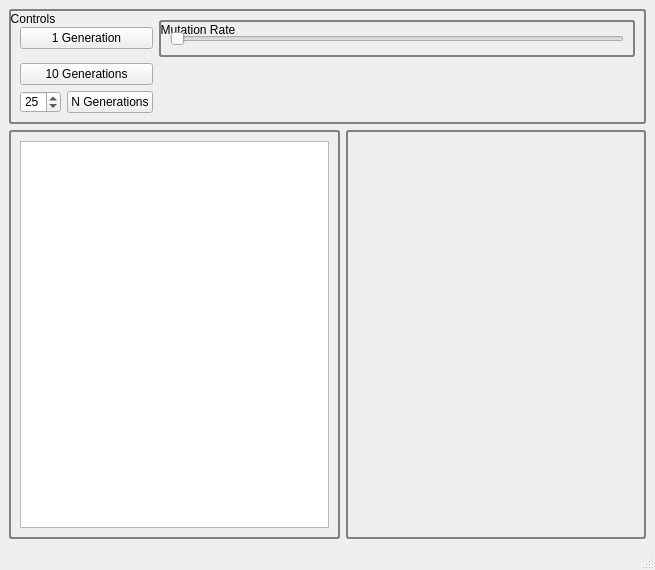
ArtificialEvolvingWorld/neural-net-tests, file pygui/main_window.ui: the form before one commit.
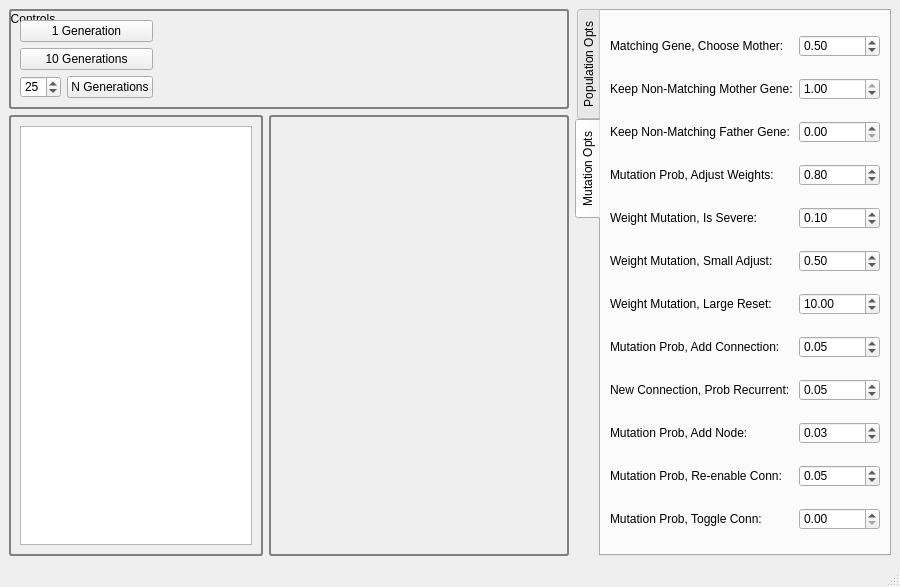
The form after the commit. The open tabs and pages were chosen to show the change. Custom widgets are drawn as their Qt base class.

Commit message: Added gui options to change the probabilities.

Patch:
```diff
--- a/pygui/main_window.ui
+++ b/pygui/main_window.ui
@@ -6,8 +6,8 @@
    <rect>
     <x>0</x>
     <y>0</y>
-    <width>655</width>
-    <height>570</height>
+    <width>900</width>
+    <height>587</height>
    </rect>
   </property>
   <property name="windowTitle">
@@ -25,8 +25,8 @@
 }</string>
   </property>
   <widget class="QWidget" name="centralwidget">
-   <layout class="QGridLayout" name="gridLayout">
-    <item row="0" column="0" colspan="3">
+   <layout class="QGridLayout" name="gridLayout_6">
+    <item row="0" column="0" colspan="2">
      <widget class="QGroupBox" name="groupBox">
       <property name="title">
        <string>Controls</string>
@@ -37,23 +37,7 @@
       <property name="checkable">
        <bool>false</bool>
       </property>
-      <layout class="QGridLayout" name="gridLayout_3">
-       <item row="0" column="2">
-        <widget class="QGroupBox" name="groupBox_4">
-         <property name="title">
-          <string>Mutation Rate</string>
-         </property>
-         <layout class="QGridLayout" name="gridLayout_2">
-          <item row="0" column="0">
-           <widget class="QSlider" name="mutation_rate">
-            <property name="orientation">
-             <enum>Qt::Horizontal</enum>
-            </property>
-           </widget>
-          </item>
-         </layout>
-        </widget>
-       </item>
+      <layout class="QGridLayout" name="gridLayout_2">
        <item row="0" column="0" colspan="2">
         <widget class="QPushButton" name="advance_one_gen">
          <property name="text">
@@ -61,12 +45,18 @@
          </property>
         </widget>
        </item>
-       <item row="2" column="1">
-        <widget class="QPushButton" name="advance_n_gen">
-         <property name="text">
-          <string>N Generations</string>
+       <item row="0" column="2" rowspan="3">
+        <spacer name="horizontalSpacer">
+         <property name="orientation">
+          <enum>Qt::Horizontal</enum>
          </property>
-        </widget>
+         <property name="sizeHint" stdset="0">
+          <size>
+           <width>235</width>
+           <height>78</height>
+          </size>
+         </property>
+        </spacer>
        </item>
        <item row="1" column="0" colspan="2">
         <widget class="QPushButton" name="advance_ten_gen">
@@ -82,9 +72,457 @@
          </property>
         </widget>
        </item>
+       <item row="2" column="1">
+        <widget class="QPushButton" name="advance_n_gen">
+         <property name="text">
+          <string>N Generations</string>
+         </property>
+        </widget>
+       </item>
       </layout>
      </widget>
     </item>
+    <item row="0" column="2" rowspan="2">
+     <widget class="CollapsibleTabWidget" name="coltabwidget">
+      <property name="tabPosition">
+       <enum>QTabWidget::West</enum>
+      </property>
+      <property name="currentIndex">
+       <number>0</number>
+      </property>
+      <property name="collapsed" stdset="0">
+       <bool>true</bool>
+      </property>
+      <widget class="QWidget" name="page">
+       <attribute name="title">
+        <string>Population Opts</string>
+       </attribute>
+       <layout class="QGridLayout" name="gridLayout">
+        <item row="0" column="0">
+         <widget class="QLabel" name="label">
+          <property name="text">
+           <string>Population Size:</string>
+          </property>
+         </widget>
+        </item>
+        <item row="1" column="0">
+         <widget class="QLabel" name="label_2">
+          <property name="text">
+           <string>Min Size for Champion:</string>
+          </property>
+         </widget>
+        </item>
+        <item row="2" column="0">
+         <widget class="QLabel" name="label_3">
+          <property name="text">
+           <string>Culling Ratio:</string>
+          </property>
+         </widget>
+        </item>
+        <item row="3" column="0">
+         <widget class="QLabel" name="label_4">
+          <property name="text">
+           <string>Stale Species Num Gen:</string>
+          </property>
+         </widget>
+        </item>
+        <item row="4" column="0">
+         <widget class="QLabel" name="label_5">
+          <property name="text">
+           <string>Stale Species Penalty:</string>
+          </property>
+         </widget>
+        </item>
+        <item row="5" column="0" colspan="3">
+         <widget class="QCheckBox" name="keep_empty_species">
+          <property name="text">
+           <string>Keep Empty Species</string>
+          </property>
+         </widget>
+        </item>
+        <item row="6" column="0" colspan="3">
+         <widget class="QCheckBox" name="species_representative_from_previous_gen">
+          <property name="text">
+           <string>Species Rep from Previous Gen</string>
+          </property>
+          <property name="checked">
+           <bool>true</bool>
+          </property>
+         </widget>
+        </item>
+        <item row="7" column="0">
+         <widget class="QLabel" name="label_6">
+          <property name="text">
+           <string>Genetic Distance, Structural:</string>
+          </property>
+         </widget>
+        </item>
+        <item row="8" column="0">
+         <widget class="QLabel" name="label_8">
+          <property name="text">
+           <string>Genetic Distance, Weights:</string>
+          </property>
+         </widget>
+        </item>
+        <item row="8" column="2">
+         <widget class="QDoubleSpinBox" name="genetic_distance_weights">
+          <property name="maximum">
+           <double>1.000000000000000</double>
+          </property>
+          <property name="singleStep">
+           <double>0.010000000000000</double>
+          </property>
+          <property name="value">
+           <double>0.010000000000000</double>
+          </property>
+         </widget>
+        </item>
+        <item row="9" column="0" colspan="2">
+         <widget class="QLabel" name="label_7">
+          <property name="text">
+           <string>Genetic Distance, Species Threshold:</string>
+          </property>
+         </widget>
+        </item>
+        <item row="9" column="2">
+         <widget class="QDoubleSpinBox" name="genetic_distance_species_threshold">
+          <property name="maximum">
+           <double>1.000000000000000</double>
+          </property>
+          <property name="singleStep">
+           <double>0.010000000000000</double>
+          </property>
+          <property name="value">
+           <double>0.010000000000000</double>
+          </property>
+         </widget>
+        </item>
+        <item row="7" column="2">
+         <widget class="QDoubleSpinBox" name="genetic_distance_structural">
+          <property name="maximum">
+           <double>1.000000000000000</double>
+          </property>
+          <property name="singleStep">
+           <double>0.010000000000000</double>
+          </property>
+          <property name="value">
+           <double>0.010000000000000</double>
+          </property>
+         </widget>
+        </item>
+        <item row="4" column="2">
+         <widget class="QDoubleSpinBox" name="stale_species_penalty">
+          <property name="maximum">
+           <double>1.000000000000000</double>
+          </property>
+          <property name="singleStep">
+           <double>0.010000000000000</double>
+          </property>
+          <property name="value">
+           <double>0.010000000000000</double>
+          </property>
+         </widget>
+        </item>
+        <item row="3" column="2">
+         <widget class="QSpinBox" name="stale_species_num_generations">
+          <property name="minimum">
+           <number>1</number>
+          </property>
+          <property name="maximum">
+           <number>100</number>
+          </property>
+          <property name="value">
+           <number>5</number>
+          </property>
+         </widget>
+        </item>
+        <item row="2" column="2">
+         <widget class="QDoubleSpinBox" name="culling_ratio">
+          <property name="maximum">
+           <double>1.000000000000000</double>
+          </property>
+          <property name="singleStep">
+           <double>0.010000000000000</double>
+          </property>
+          <property name="value">
+           <double>0.500000000000000</double>
+          </property>
+         </widget>
+        </item>
+        <item row="1" column="2">
+         <widget class="QSpinBox" name="min_size_for_champion">
+          <property name="minimum">
+           <number>1</number>
+          </property>
+          <property name="maximum">
+           <number>100</number>
+          </property>
+          <property name="value">
+           <number>5</number>
+          </property>
+         </widget>
+        </item>
+        <item row="0" column="2">
+         <widget class="QSpinBox" name="population_size">
+          <property name="maximum">
+           <number>99999</number>
+          </property>
+          <property name="value">
+           <number>100</number>
+          </property>
+         </widget>
+        </item>
+       </layout>
+      </widget>
+      <widget class="QWidget" name="tab">
+       <attribute name="title">
+        <string>Mutation Opts</string>
+       </attribute>
+       <layout class="QGridLayout" name="gridLayout_5">
+        <item row="0" column="0" colspan="2">
+         <widget class="QLabel" name="label_9">
+          <property name="text">
+           <string>Matching Gene, Choose Mother: </string>
+          </property>
+         </widget>
+        </item>
+        <item row="0" column="2">
+         <widget class="QDoubleSpinBox" name="matching_gene_choose_mother">
+          <property name="maximum">
+           <double>1.000000000000000</double>
+          </property>
+          <property name="singleStep">
+           <double>0.010000000000000</double>
+          </property>
+          <property name="value">
+           <double>0.500000000000000</double>
+          </property>
+         </widget>
+        </item>
+        <item row="1" column="0" colspan="2">
+         <widget class="QLabel" name="label_10">
+          <property name="text">
+           <string>Keep Non-Matching Mother Gene:</string>
+          </property>
+         </widget>
+        </item>
+        <item row="1" column="2">
+         <widget class="QDoubleSpinBox" name="keep_non_matching_mother_gene">
+          <property name="maximum">
+           <double>1.000000000000000</double>
+          </property>
+          <property name="singleStep">
+           <double>0.010000000000000</double>
+          </property>
+          <property name="value">
+           <double>1.000000000000000</double>
+          </property>
+         </widget>
+        </item>
+        <item row="2" column="0" colspan="2">
+         <widget class="QLabel" name="label_11">
+          <property name="text">
+           <string>Keep Non-Matching Father Gene:</string>
+          </property>
+         </widget>
+        </item>
+        <item row="2" column="2">
+         <widget class="QDoubleSpinBox" name="keep_non_matching_father_gene">
+          <property name="maximum">
+           <double>1.000000000000000</double>
+          </property>
+          <property name="singleStep">
+           <double>0.010000000000000</double>
+          </property>
+          <property name="value">
+           <double>0.000000000000000</double>
+          </property>
+         </widget>
+        </item>
+        <item row="3" column="0" colspan="2">
+         <widget class="QLabel" name="label_12">
+          <property name="text">
+           <string>Mutation Prob, Adjust Weights:</string>
+          </property>
+         </widget>
+        </item>
+        <item row="3" column="2">
+         <widget class="QDoubleSpinBox" name="mutation_prob_adjust_weights">
+          <property name="maximum">
+           <double>1.000000000000000</double>
+          </property>
+          <property name="singleStep">
+           <double>0.010000000000000</double>
+          </property>
+          <property name="value">
+           <double>0.800000000000000</double>
+          </property>
+         </widget>
+        </item>
+        <item row="4" column="0" colspan="2">
+         <widget class="QLabel" name="label_13">
+          <property name="text">
+           <string>Weight Mutation, Is Severe:</string>
+          </property>
+         </widget>
+        </item>
+        <item row="4" column="2">
+         <widget class="QDoubleSpinBox" name="weight_mutation_is_severe">
+          <property name="maximum">
+           <double>1.000000000000000</double>
+          </property>
+          <property name="singleStep">
+           <double>0.010000000000000</double>
+          </property>
+          <property name="value">
+           <double>0.100000000000000</double>
+          </property>
+         </widget>
+        </item>
+        <item row="5" column="0" colspan="2">
+         <widget class="QLabel" name="label_14">
+          <property name="text">
+           <string>Weight Mutation, Small Adjust:</string>
+          </property>
+         </widget>
+        </item>
+        <item row="5" column="2">
+         <widget class="QDoubleSpinBox" name="weight_mutation_small_adjust">
+          <property name="maximum">
+           <double>10.000000000000000</double>
+          </property>
+          <property name="singleStep">
+           <double>0.010000000000000</double>
+          </property>
+          <property name="value">
+           <double>0.500000000000000</double>
+          </property>
+         </widget>
+        </item>
+        <item row="7" column="0" colspan="2">
+         <widget class="QLabel" name="label_16">
+          <property name="text">
+           <string>Mutation Prob, Add Connection:</string>
+          </property>
+         </widget>
+        </item>
+        <item row="7" column="2">
+         <widget class="QDoubleSpinBox" name="mutation_prob_add_connection">
+          <property name="maximum">
+           <double>1.000000000000000</double>
+          </property>
+          <property name="singleStep">
+           <double>0.010000000000000</double>
+          </property>
+          <property name="value">
+           <double>0.050000000000000</double>
+          </property>
+         </widget>
+        </item>
+        <item row="8" column="0" colspan="2">
+         <widget class="QLabel" name="label_17">
+          <property name="text">
+           <string>New Connection, Prob Recurrent:</string>
+          </property>
+         </widget>
+        </item>
+        <item row="8" column="2">
+         <widget class="QDoubleSpinBox" name="new_connection_is_recurrent">
+          <property name="maximum">
+           <double>1.000000000000000</double>
+          </property>
+          <property name="singleStep">
+           <double>0.010000000000000</double>
+          </property>
+          <property name="value">
+           <double>0.050000000000000</double>
+          </property>
+         </widget>
+        </item>
+        <item row="9" column="0" colspan="2">
+         <widget class="QLabel" name="label_18">
+          <property name="text">
+           <string>Mutation Prob, Add Node:</string>
+          </property>
+         </widget>
+        </item>
+        <item row="9" column="2">
+         <widget class="QDoubleSpinBox" name="mutation_prob_add_node">
+          <property name="maximum">
+           <double>1.000000000000000</double>
+          </property>
+          <property name="singleStep">
+           <double>0.010000000000000</double>
+          </property>
+          <property name="value">
+           <double>0.030000000000000</double>
+          </property>
+         </widget>
+        </item>
+        <item row="10" column="0" colspan="2">
+         <widget class="QLabel" name="label_19">
+          <property name="text">
+           <string>Mutation Prob, Re-enable Conn:</string>
+          </property>
+         </widget>
+        </item>
+        <item row="10" column="2">
+         <widget class="QDoubleSpinBox" name="mutation_prob_reenable_connection">
+          <property name="maximum">
+           <double>1.000000000000000</double>
+          </property>
+          <property name="singleStep">
+           <double>0.010000000000000</double>
+          </property>
+          <property name="value">
+           <double>0.050000000000000</double>
+          </property>
+         </widget>
+        </item>
+        <item row="11" column="0" colspan="2">
+         <widget class="QLabel" name="label_20">
+          <property name="text">
+           <string>Mutation Prob, Toggle Conn:</string>
+          </property>
+         </widget>
+        </item>
+        <item row="11" column="2">
+         <widget class="QDoubleSpinBox" name="mutation_prob_toggle_connection">
+          <property name="maximum">
+           <double>1.000000000000000</double>
+          </property>
+          <property name="singleStep">
+           <double>0.010000000000000</double>
+          </property>
+          <property name="value">
+           <double>0.000000000000000</double>
+          </property>
+         </widget>
+        </item>
+        <item row="6" column="2">
+         <widget class="QDoubleSpinBox" name="weight_mutation_reset_range">
+          <property name="maximum">
+           <double>200.000000000000000</double>
+          </property>
+          <property name="singleStep">
+           <double>1.000000000000000</double>
+          </property>
+          <property name="value">
+           <double>10.000000000000000</double>
+          </property>
+         </widget>
+        </item>
+        <item row="6" column="0" colspan="2">
+         <widget class="QLabel" name="label_15">
+          <property name="text">
+           <string>Weight Mutation, Large Reset:</string>
+          </property>
+         </widget>
+        </item>
+       </layout>
+      </widget>
+     </widget>
+    </item>
     <item row="1" column="0">
      <widget class="QGroupBox" name="groupBox_2">
       <property name="title">
@@ -97,7 +535,7 @@
       </layout>
      </widget>
     </item>
-    <item row="1" column="1" colspan="2">
+    <item row="1" column="1">
      <widget class="QGroupBox" name="info_box">
       <property name="minimumSize">
        <size>
@@ -127,6 +565,14 @@
   </widget>
   <widget class="QStatusBar" name="statusbar"/>
  </widget>
+ <customwidgets>
+  <customwidget>
+   <class>CollapsibleTabWidget</class>
+   <extends>QTabWidget</extends>
+   <header>pygui.custom_widgets.collapsible_tab_widget</header>
+   <container>1</container>
+  </customwidget>
+ </customwidgets>
  <resources/>
  <connections/>
 </ui>
```
Left out of the diff: 3 changed lines with no effect on the pictures. The commit also changes 5 other files.
